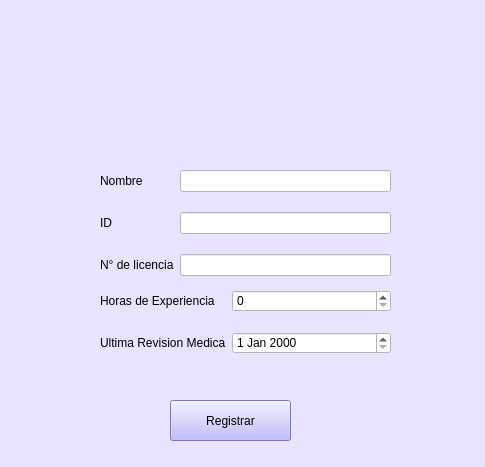
First picture: the form in Interfaces Aeropuerto/registrarCopiloto.ui, repository vanesagustin98/Aerocamp, before the edit.
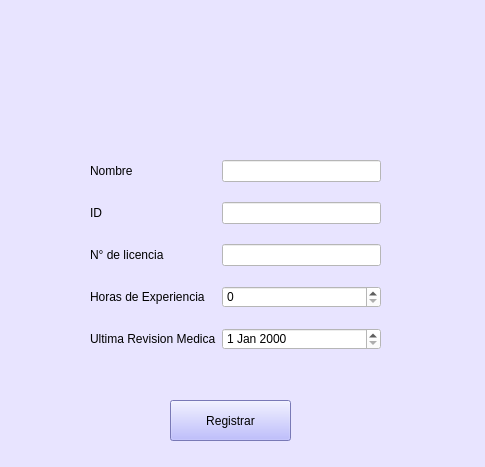
Second picture: the form after the edit. Icons and pictures are not drawn.

What changed in the file:
```diff
--- a/Interfaces Aeropuerto/registrarCopiloto.ui
+++ b/Interfaces Aeropuerto/registrarCopiloto.ui
@@ -16,65 +16,45 @@
   <property name="styleSheet">
    <string notr="true">background-color: rgb(232, 228, 255);</string>
   </property>
-  <widget class="QWidget" name="formLayoutWidget_9">
+  <widget class="QPushButton" name="bt_registrar_piloto_7">
    <property name="geometry">
     <rect>
-     <x>100</x>
-     <y>290</y>
-     <width>291</width>
-     <height>81</height>
+     <x>170</x>
+     <y>400</y>
+     <width>121</width>
+     <height>41</height>
     </rect>
    </property>
-   <layout class="QFormLayout" name="formLayout_13">
-    <property name="labelAlignment">
-     <set>Qt::AlignBottom|Qt::AlignLeading|Qt::AlignLeft</set>
-    </property>
-    <property name="verticalSpacing">
-     <number>20</number>
-    </property>
-    <item row="0" column="0">
-     <widget class="QLabel" name="label_46">
-      <property name="styleSheet">
-       <string notr="true">background-color: rgb(232, 228, 255);</string>
-      </property>
-      <property name="text">
-       <string>Horas de Experiencia</string>
-      </property>
-     </widget>
-    </item>
-    <item row="1" column="0">
-     <widget class="QLabel" name="label_47">
-      <property name="styleSheet">
-       <string notr="true">background-color: rgb(232, 228, 255);</string>
-      </property>
-      <property name="text">
-       <string>Ultima Revision Medica</string>
-      </property>
-     </widget>
-    </item>
-    <item row="0" column="1">
-     <widget class="QSpinBox" name="spinBox_10">
-      <property name="styleSheet">
-       <string notr="true">background-color: rgb(255, 255, 255);</string>
-      </property>
-     </widget>
-    </item>
-    <item row="1" column="1">
-     <widget class="QDateEdit" name="dateEdit_9">
-      <property name="styleSheet">
-       <string notr="true">background-color: rgb(255, 255, 255);</string>
-      </property>
-     </widget>
-    </item>
-   </layout>
+   <property name="styleSheet">
+    <string notr="true">background-color: rgb(170, 170, 255);</string>
+   </property>
+   <property name="text">
+    <string>Registrar</string>
+   </property>
+  </widget>
+  <widget class="QLabel" name="label">
+   <property name="geometry">
+    <rect>
+     <x>200</x>
+     <y>30</y>
+     <width>111</width>
+     <height>111</height>
+    </rect>
+   </property>
+   <property name="styleSheet">
+    <string notr="true">border-image: url(:/cct/iconopiloto.jpg);</string>
+   </property>
+   <property name="text">
+    <string/>
+   </property>
   </widget>
   <widget class="QWidget" name="formLayoutWidget_11">
    <property name="geometry">
     <rect>
-     <x>100</x>
-     <y>170</y>
+     <x>90</x>
+     <y>160</y>
      <width>291</width>
-     <height>121</height>
+     <height>211</height>
     </rect>
    </property>
    <layout class="QFormLayout" name="formLayout_12">
@@ -138,40 +118,42 @@
       </property>
      </widget>
     </item>
+    <item row="3" column="0">
+     <widget class="QLabel" name="label_46">
+      <property name="styleSheet">
+       <string notr="true">background-color: rgb(232, 228, 255);</string>
+      </property>
+      <property name="text">
+       <string>Horas de Experiencia</string>
+      </property>
+     </widget>
+    </item>
+    <item row="3" column="1">
+     <widget class="QSpinBox" name="spinBox_10">
+      <property name="styleSheet">
+       <string notr="true">background-color: rgb(255, 255, 255);</string>
+      </property>
+     </widget>
+    </item>
+    <item row="4" column="0">
+     <widget class="QLabel" name="label_47">
+      <property name="styleSheet">
+       <string notr="true">background-color: rgb(232, 228, 255);</string>
+      </property>
+      <property name="text">
+       <string>Ultima Revision Medica</string>
+      </property>
+     </widget>
+    </item>
+    <item row="4" column="1">
+     <widget class="QDateEdit" name="dateEdit_9">
+      <property name="styleSheet">
+       <string notr="true">background-color: rgb(255, 255, 255);</string>
+      </property>
+     </widget>
+    </item>
    </layout>
   </widget>
-  <widget class="QPushButton" name="bt_registrar_piloto_7">
-   <property name="geometry">
-    <rect>
-     <x>170</x>
-     <y>400</y>
-     <width>121</width>
-     <height>41</height>
-    </rect>
-   </property>
-   <property name="styleSheet">
-    <string notr="true">background-color: rgb(170, 170, 255);</string>
-   </property>
-   <property name="text">
-    <string>Registrar</string>
-   </property>
-  </widget>
-  <widget class="QLabel" name="label">
-   <property name="geometry">
-    <rect>
-     <x>200</x>
-     <y>30</y>
-     <width>111</width>
-     <height>111</height>
-    </rect>
-   </property>
-   <property name="styleSheet">
-    <string notr="true">border-image: url(:/cct/iconopiloto - copia.jpg);</string>
-   </property>
-   <property name="text">
-    <string/>
-   </property>
-  </widget>
  </widget>
  <resources>
   <include location="logo usuario.qrc"/>
```
